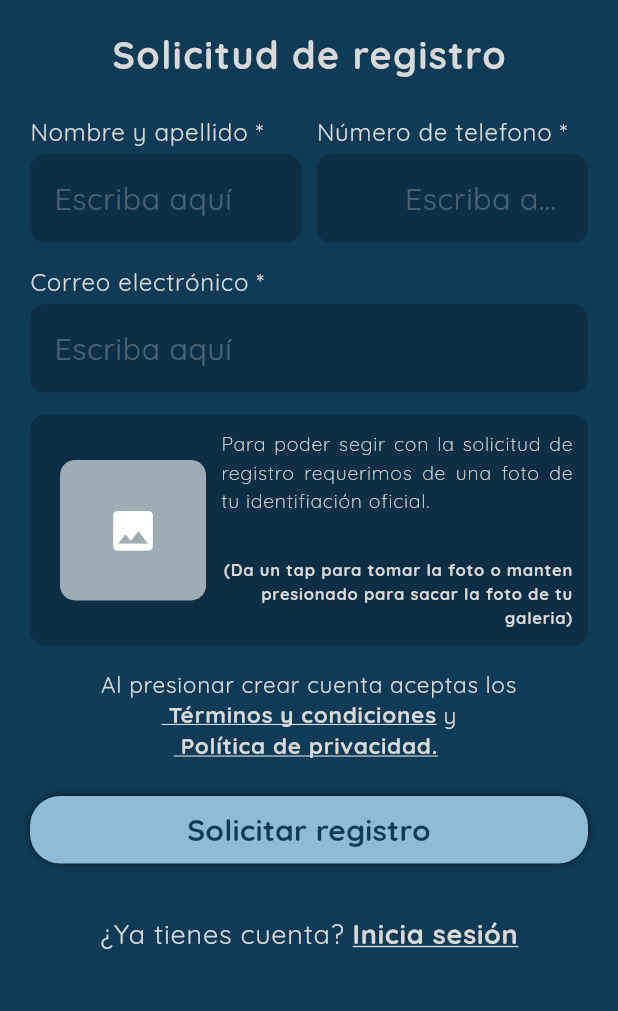
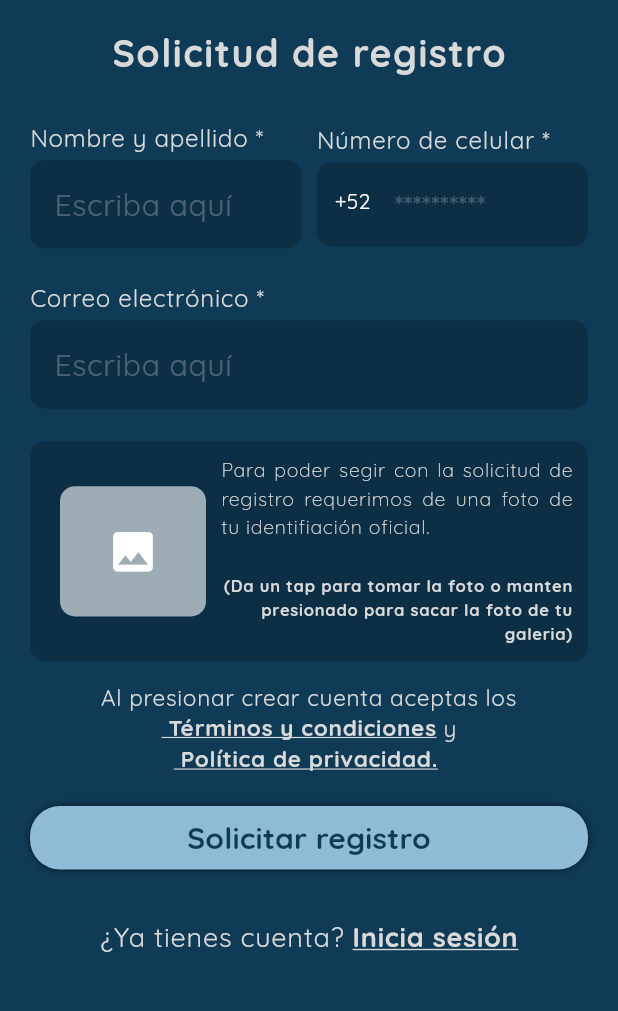
Before and after one commit to Gugodin/AppExpedientes, a Flutter app: the screen it shows after launch, on a phone screen of 412 x 824 dp, the part 222-1233 px from its top. Run offline on Flutter 3.47's test engine with Material 3 defaults, Android fonts, the phone set to English and light mode, and no system bars; our stand-ins replace auto_route, firebase_auth, firebase_core, image_picker, shared_preferences; accounts and stored records are empty.

Commit message:
fixing some errors in bigger devices

```diff
--- a/lib/config/const/const.dart
+++ b/lib/config/const/const.dart
@@ -27,6 +27,6 @@ final listDescriptionOnBoarding = [
 ];
 
 const String label1HasRegisteredUser =
-    'Tu solicitud ha sido enviada, tenemos una espera de al menos 3 dias habiles para contestarte. \n\nNos contactaremos contigo una vez ya se haya aceptado tu solicitud.';
+    'Tu solicitud ha sido enviada, tenemos una espera de al menos 3 días habiles para contestarte. \n\nNos contactaremos contigo una vez ya se haya aceptado tu solicitud.';
 const String label2HasRegisteredUser =
     '\nSi deseas cancelar la solicitud para mandar otra, has click en el boton de abajo.';
--- a/lib/ui/commons/custom_text_field.dart
+++ b/lib/ui/commons/custom_text_field.dart
@@ -17,7 +17,6 @@ class CustomTextField extends StatefulWidget {
   final TypeTextField typeTextField;
   final EdgeInsets margin;
   final Function()? onSubmitted;
-  final IconData? prefixIcon;
   final IconData? sufixIcon;
   final String? hintText;
   final List<TextInputFormatter>? formatters;
@@ -35,7 +34,6 @@ class CustomTextField extends StatefulWidget {
       this.typeTextField = TypeTextField.none,
       this.margin = const EdgeInsets.symmetric(horizontal: 20, vertical: 10),
       this.onSubmitted,
-      this.prefixIcon,
       this.sufixIcon,
       this.prefix,
       this.formatters});
@@ -64,12 +62,16 @@ class _CustomTextFieldState extends State<CustomTextField> {
             height: 5,
           ),
           TextFormField(
-
             inputFormatters: widget.formatters,
-            style: theme.textTheme.labelMedium!.copyWith(fontSize: 20),
+            style: theme.textTheme.labelMedium!.copyWith(
+                fontSize: widget.inputType == TextInputType.phone ? 18 : 20),
             decoration: InputDecoration(
-              prefix: widget.prefix,
               hintText: widget.hintText ?? 'Escriba aquí',
+              hintStyle: widget.inputType == TextInputType.phone
+                  ? TextStyle(
+                      color: MainColorsApp.brightColorText.withOpacity(0.3),
+                      fontSize: 18)
+                  : null,
               suffixIcon: widget.typeTextField == TypeTextField.password
                   ? IconButton(
                       onPressed: () {
@@ -82,8 +84,7 @@ class _CustomTextFieldState extends State<CustomTextField> {
                         color: MainColorsApp.brightColorText.withOpacity(0.8),
                       ))
                   : null,
-              prefixIcon:
-                  widget.prefixIcon != null ? Icon(widget.prefixIcon) : null,
+              prefixIcon: widget.prefix,
             ),
             onFieldSubmitted: (value) {
               if (widget.onSubmitted != null) {
--- a/lib/ui/screens/authentication_screens/register_screen/sub_screens/register.dart
+++ b/lib/ui/screens/authentication_screens/register_screen/sub_screens/register.dart
@@ -14,7 +14,6 @@ class RegisterBody extends StatefulWidget {
 }
 
 class _RegisterBodyState extends State<RegisterBody> {
-
   FocusNode node1 = FocusNode();
   TextEditingController controllerName = TextEditingController();
   FocusNode node2 = FocusNode();
@@ -45,7 +44,7 @@ class _RegisterBodyState extends State<RegisterBody> {
                 ),
               ))),
           Expanded(
-              flex: 7,
+              flex: 8,
               child: FormPart(
                   elementName:
                       ElementForm(controller: controllerName, node: node1),
--- a/lib/ui/screens/authentication_screens/register_screen/widets/form_part.dart
+++ b/lib/ui/screens/authentication_screens/register_screen/widets/form_part.dart
@@ -39,7 +39,7 @@ class FormPart extends StatelessWidget {
             Expanded(
               child: CustomTextField(
                   prefix: const Padding(
-                    padding: EdgeInsets.only(right: 8.0),
+                    padding: EdgeInsets.all(12),
                     child: Text(
                       '+52',
                       style: TextStyle(color: Colors.white),
@@ -48,10 +48,11 @@ class FormPart extends StatelessWidget {
                   labelStyle: theme.textTheme.labelMedium,
                   margin: EdgeInsets.zero,
                   controller: elementNumber.controller,
-                  label: 'Número de telefono',
+                  label: 'Número de celular',
                   node: elementNumber.node,
                   formatters: [LengthLimitingTextInputFormatter(10)],
                   isRequierd: true,
+                  hintText: '**********',
                   inputType: TextInputType.phone),
             ),
           ],
```
